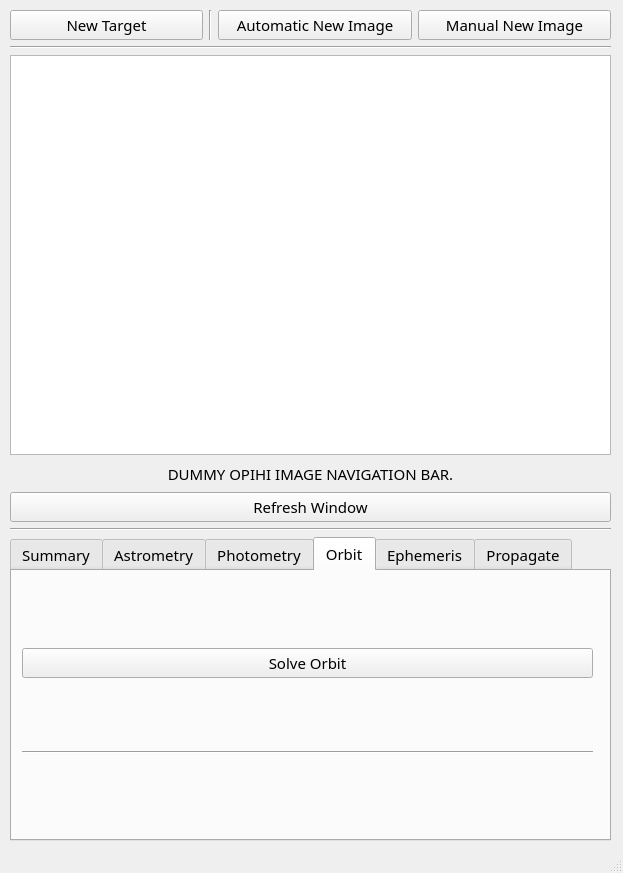
psmd-iberutaru/OpihiExarata, file src/opihiexarata/gui/qtui/primary.ui: the form before one commit.
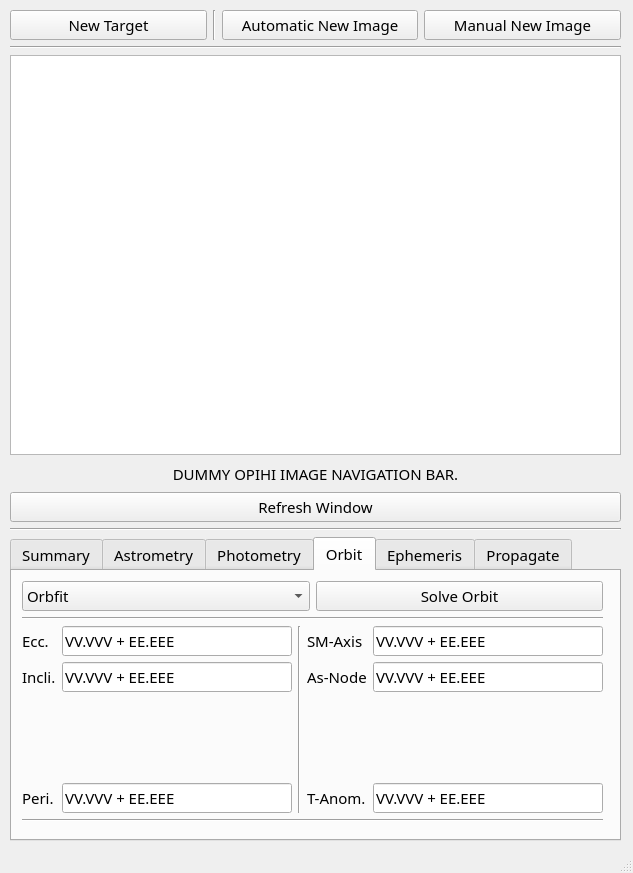
The form after the commit. The open tabs and pages were chosen to show the change.

Commit message: Added photometry and orbit GUI; with bugs.

The edit to the form file:
```diff
--- a/src/opihiexarata/gui/qtui/primary.ui
+++ b/src/opihiexarata/gui/qtui/primary.ui
@@ -6,7 +6,7 @@
    <rect>
     <x>0</x>
     <y>0</y>
-    <width>623</width>
+    <width>633</width>
     <height>873</height>
    </rect>
   </property>
@@ -40,7 +40,7 @@
      <rect>
       <x>10</x>
       <y>10</y>
-      <width>601</width>
+      <width>611</width>
       <height>831</height>
      </rect>
     </property>
@@ -462,7 +462,7 @@
             <rect>
              <x>10</x>
              <y>10</y>
-             <width>571</width>
+             <width>581</width>
              <height>241</height>
             </rect>
            </property>
@@ -475,6 +475,15 @@
            <layout class="QVBoxLayout" name="vertical_layout_orbit">
             <item>
              <layout class="QHBoxLayout" name="horizontal_layout_solve_orbit">
+              <item>
+               <widget class="QComboBox" name="combo_box_orbit_solve_engine">
+                <item>
+                 <property name="text">
+                  <string>Orbfit</string>
+                 </property>
+                </item>
+               </widget>
+              </item>
               <item>
                <widget class="QPushButton" name="push_button_orbit_solve_orbit">
                 <property name="font">
@@ -497,6 +506,140 @@
               </property>
              </widget>
             </item>
+            <item>
+             <layout class="QGridLayout" name="grid_layout_orbit_elements">
+              <item row="0" column="0">
+               <widget class="QLabel" name="label_static_orbit_eccentricity">
+                <property name="font">
+                 <font>
+                  <italic>false</italic>
+                 </font>
+                </property>
+                <property name="text">
+                 <string>Ecc.</string>
+                </property>
+               </widget>
+              </item>
+              <item row="0" column="1">
+               <widget class="QLineEdit" name="line_edit_orbit_eccentricity">
+                <property name="text">
+                 <string>VV.VVV + EE.EEE</string>
+                </property>
+               </widget>
+              </item>
+              <item row="1" column="0">
+               <widget class="QLabel" name="label_static_orbit_inclination">
+                <property name="font">
+                 <font>
+                  <italic>false</italic>
+                 </font>
+                </property>
+                <property name="text">
+                 <string>Incli.</string>
+                </property>
+               </widget>
+              </item>
+              <item row="4" column="3">
+               <widget class="QLabel" name="label_static_orbit_true_anomaly">
+                <property name="font">
+                 <font>
+                  <italic>false</italic>
+                 </font>
+                </property>
+                <property name="text">
+                 <string>T-Anom.</string>
+                </property>
+               </widget>
+              </item>
+              <item row="4" column="1">
+               <widget class="QLineEdit" name="line_edit_orbit_perihelion">
+                <property name="text">
+                 <string>VV.VVV + EE.EEE</string>
+                </property>
+               </widget>
+              </item>
+              <item row="4" column="5">
+               <widget class="QLineEdit" name="line_edit_orbit_true_anomaly">
+                <property name="text">
+                 <string>VV.VVV + EE.EEE</string>
+                </property>
+               </widget>
+              </item>
+              <item row="4" column="0">
+               <widget class="QLabel" name="label_static_orbit_perihelion">
+                <property name="font">
+                 <font>
+                  <italic>false</italic>
+                 </font>
+                </property>
+                <property name="text">
+                 <string>Peri.</string>
+                </property>
+               </widget>
+              </item>
+              <item row="1" column="1">
+               <widget class="QLineEdit" name="line_edit_orbit_inclination">
+                <property name="text">
+                 <string>VV.VVV + EE.EEE</string>
+                </property>
+               </widget>
+              </item>
+              <item row="1" column="3">
+               <widget class="QLabel" name="label_static_orbit_ascending_node">
+                <property name="font">
+                 <font>
+                  <italic>false</italic>
+                 </font>
+                </property>
+                <property name="text">
+                 <string>As-Node</string>
+                </property>
+               </widget>
+              </item>
+              <item row="0" column="3">
+               <widget class="QLabel" name="label_static_orbit_semimajor_axis">
+                <property name="font">
+                 <font>
+                  <weight>50</weight>
+                  <italic>false</italic>
+                  <bold>false</bold>
+                 </font>
+                </property>
+                <property name="text">
+                 <string>SM-Axis</string>
+                </property>
+               </widget>
+              </item>
+              <item row="1" column="5">
+               <widget class="QLineEdit" name="line_edit_orbit_ascending_node">
+                <property name="text">
+                 <string>VV.VVV + EE.EEE</string>
+                </property>
+               </widget>
+              </item>
+              <item row="0" column="5">
+               <widget class="QLineEdit" name="line_edit_orbit_semimajor_axis">
+                <property name="text">
+                 <string>VV.VVV + EE.EEE</string>
+                </property>
+               </widget>
+              </item>
+              <item row="0" column="2" rowspan="5">
+               <widget class="Line" name="line_16">
+                <property name="orientation">
+                 <enum>Qt::Vertical</enum>
+                </property>
+               </widget>
+              </item>
+             </layout>
+            </item>
+            <item>
+             <widget class="Line" name="line_15">
+              <property name="orientation">
+               <enum>Qt::Horizontal</enum>
+              </property>
+             </widget>
+            </item>
             <item>
              <layout class="QHBoxLayout" name="horizontal_layout_orbit_results"/>
             </item>
```
Left out of the diff: 95 changed lines with no effect on the pictures. The commit also changes 3 other files.
